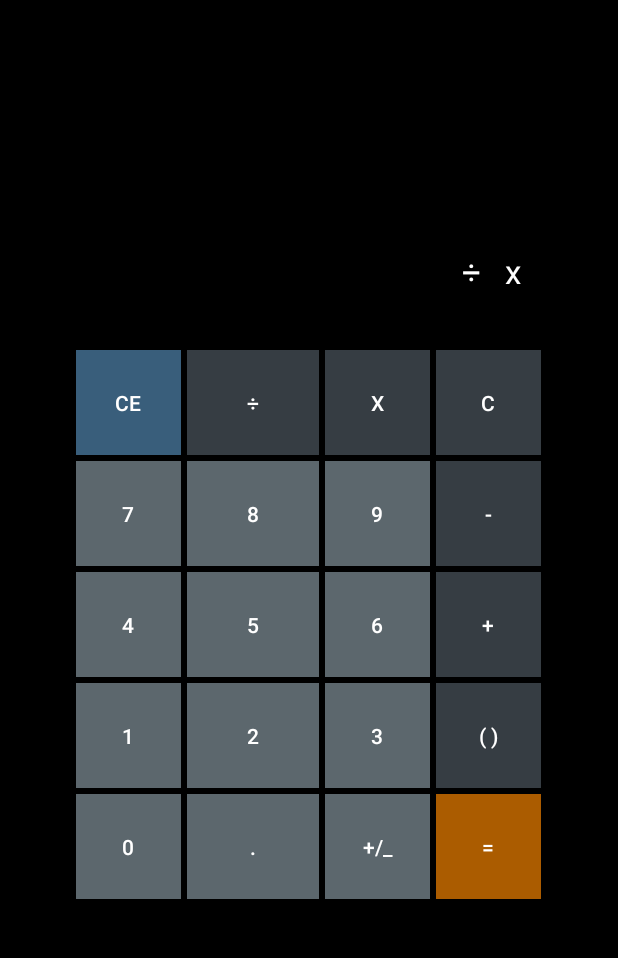
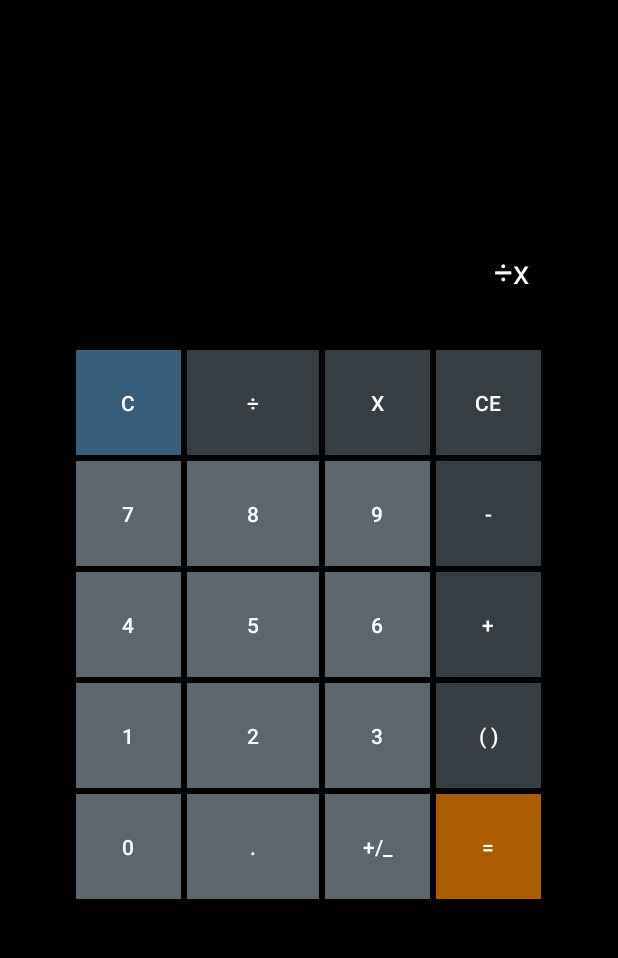
Before and after one commit to mitzelu/CalculatorAndroid, an Android app: the screen it shows after launch (MainActivity), after a tap on an icon or button, on a phone screen of 412 x 824 dp, the part 84-1042 px from its top. Run offline under Robolectric (Android 15) with nearby library versions, the phone set to English and light mode, and no system bars; 2 other taps on this screen came first.

```diff
--- a/Calculator/app/src/main/java/com/example/calculator/app/MainActivity.java
+++ b/Calculator/app/src/main/java/com/example/calculator/app/MainActivity.java
@@ -12,7 +12,7 @@ public class MainActivity extends ActionBarActivity implements OnClickListener
     TextView result, intermediaryResult;
     String operator = " ";
     float resultNumber;
-    boolean clearScreen = true;
+    boolean clearScreen = false;
     boolean clearDot = true;
 
     @Override
@@ -36,15 +36,18 @@ public class MainActivity extends ActionBarActivity implements OnClickListener
         }
     }
 
-    /*public void checkZero(String text)
+    public void setOperator(String text)
     {
         if (this.clearScreen)
         {
             result.setText("");
-            clearScreen = false;
+            intermediaryResult.setText("");
+            //String setResult = intermediaryResult.getText().toString().substring(0,intermediaryResult.getText().toString().length()) + resultNumber;
+            intermediaryResult.setText(String.valueOf(resultNumber));
+
         }
         intermediaryResult.append(text);
-    }*/
+    }
 
     @Override
     public void onClick(View view)
@@ -93,29 +96,32 @@ public class MainActivity extends ActionBarActivity implements OnClickListener
 
             case R.id.buttonAdd:
                 operator = "+";
-                intermediaryResult.append("  + ");
+                //intermediaryResult.append("+");
                 //OperatorDetect();
+                setOperator("+");
                 this.clearDot = true;
                 break;
 
             case R.id.buttonSub:
                 operator = "-";
-                intermediaryResult.append("  - ");
+                //intermediaryResult.append("-");
                 //OperatorDetect();
+                setOperator("-");
                 this.clearDot = true;
                 break;
 
             case R.id.buttonDiv:
                 operator = "÷";
-                intermediaryResult.append("  ÷ ");
+                //intermediaryResult.append("÷");
                 //OperatorDetect();
+                setOperator("÷");
                 this.clearDot = true;
                 break;
 
             case R.id.buttonMul:
                 operator = "x";
-                intermediaryResult.append("  x ");
-                //OperatorDetect();
+                //intermediaryResult.append("x");
+                setOperator("x");
                 this.clearDot = true;
                 break;
 
@@ -134,13 +140,15 @@ public class MainActivity extends ActionBarActivity implements OnClickListener
             case R.id.buttonEqual:
 
                 String inputStr = intermediaryResult.getText().toString();
-                String [] r = inputStr.split("\\s+");
+               // String [] r = inputStr.split("\\s+");
+                String [] r = inputStr.split("[-+÷x]");
+
                // int nrOperands = r.length;
 
                // for (int i = 0; i < nrOperands; i = i + 2)
                // {
                     Float  firstNumber  = Float.parseFloat(r[0]);
-                    Float  secondNumber  = Float.parseFloat(r[2]);
+                    Float  secondNumber  = Float.parseFloat(r[1]);
 
                         if (operator.equals("+"))
                         {
@@ -166,7 +174,7 @@ public class MainActivity extends ActionBarActivity implements OnClickListener
                 this.clearScreen = true;
                 break;
 
-           case R.id.buttonPlusMinus:
+           /*case R.id.buttonPlusMinus:
 
                String str = intermediaryResult.getText().toString();
                StringBuilder newStr = new StringBuilder(str);
@@ -182,20 +190,20 @@ public class MainActivity extends ActionBarActivity implements OnClickListener
                     clearScreen = false;
 
                 }
-                break;
+                break;*/
 
             case R.id.buttonCE:
                 result.setText("");
                 intermediaryResult.setText("");
                 //operator = " ";
-                this.clearScreen = true;
+                this.clearScreen = false;
                 break;
 
             case R.id.buttonC:
 
                 if(intermediaryResult.getText().toString().length() > 1)
                 {
-                    String screen_new = intermediaryResult.getText().toString().substring(0, intermediaryResult.getText().toString().length()-1);
+                    String screen_new = intermediaryResult.getText().toString().substring(0,intermediaryResult.getText().toString().length()-1);
                     intermediaryResult.setText(screen_new);
                 }
                 else
--- a/Calculator/app/src/main/res/layout/activity_main.xml
+++ b/Calculator/app/src/main/res/layout/activity_main.xml
@@ -38,8 +38,8 @@
             android:textColor="#ab5c00" />
 
         <Button
-            android:text="CE"
-            android:id="@+id/buttonCE"
+            android:text="C"
+            android:id="@+id/buttonC"
             android:layout_width="@dimen/size"
             android:layout_height="@dimen/size"
             android:textColor="#ffffff"
@@ -67,8 +67,8 @@
             android:layout_margin="2dp" />
 
         <Button
-            android:text="C"
-            android:id="@+id/buttonC"
+            android:text="CE"
+            android:id="@+id/buttonCE"
             android:layout_width="@dimen/size"
             android:layout_height="@dimen/size"
             android:textColor="#ffffff"
--- a/Calculator/app/src/main/res/values-large/dimensions.xml
+++ b/Calculator/app/src/main/res/values-large/dimensions.xml
@@ -1,4 +1,4 @@
 <?xml version="1.0" encoding="utf-8"?>
 <resources>
-    <dimen name="size">120dp</dimen>
+    <dimen name="size">130dp</dimen>
 </resources>
--- a/Calculator/app/src/main/res/values-xlarge/dimensions.xml
+++ b/Calculator/app/src/main/res/values-xlarge/dimensions.xml
@@ -1,4 +1,4 @@
 <?xml version="1.0" encoding="utf-8"?>
 <resources>
-    <dimen name="size">160dp</dimen>
+    <dimen name="size">180dp</dimen>
 </resources>
```
